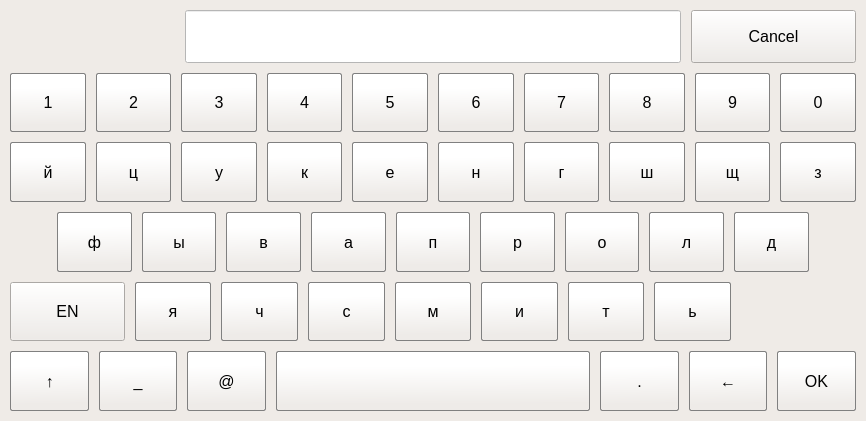
timerke/pyqt_virtual_keyboard, file keyboard/window_keyboard_ru.ui: the form before one commit.
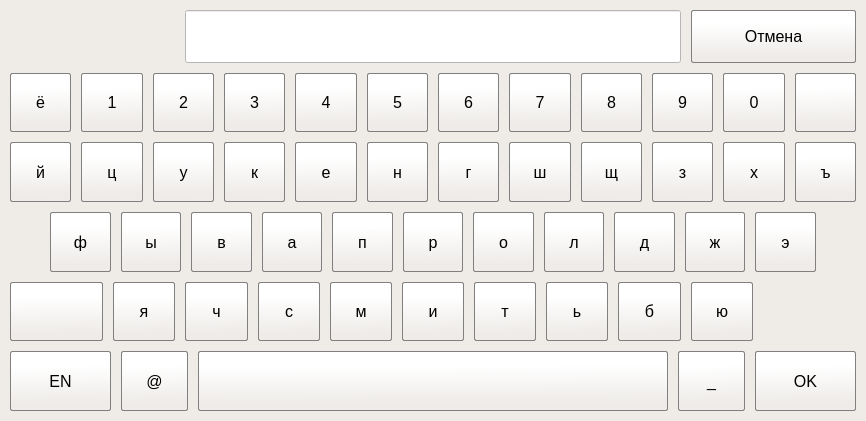
The form after the commit. Icons and pictures are not drawn.

Patch:
```diff
--- a/keyboard/window_keyboard_ru.ui
+++ b/keyboard/window_keyboard_ru.ui
@@ -75,18 +75,62 @@
           <pointsize>12</pointsize>
          </font>
         </property>
+        <property name="styleSheet">
+         <string notr="true">QPushButton
+{
+	background-color: qlineargradient(spread:pad, x1:0.521, y1:0.8925, x2:0.504, y2:0.244227, stop:0.00847458 rgba(238, 235, 232, 255), stop:1 rgba(255, 255, 255, 255));
+	border: 1px solid gray;
+	border-radius: 2px;
+}
+
+QPushButton:pressed 
+{	
+	background-color: rgb(140, 223, 255);
+ }</string>
+        </property>
         <property name="text">
-         <string>Cancel</string>
+         <string>Отмена</string>
         </property>
        </widget>
       </item>
      </layout>
     </item>
     <item>
-     <layout class="QHBoxLayout" name="horizontalLayout_3" stretch="10,10,10,10,10,10,10,10,10,10">
+     <layout class="QHBoxLayout" name="horizontalLayout_3" stretch="10,10,10,10,10,10,10,10,10,10,10,10">
       <property name="spacing">
        <number>10</number>
       </property>
+      <item>
+       <widget class="QPushButton" name="btn_lt_7">
+        <property name="sizePolicy">
+         <sizepolicy hsizetype="Ignored" vsizetype="Ignored">
+          <horstretch>0</horstretch>
+          <verstretch>0</verstretch>
+         </sizepolicy>
+        </property>
+        <property name="font">
+         <font>
+          <pointsize>12</pointsize>
+         </font>
+        </property>
+        <property name="styleSheet">
+         <string notr="true">QPushButton
+{
+	background-color: qlineargradient(spread:pad, x1:0.521, y1:0.8925, x2:0.504, y2:0.244227, stop:0.00847458 rgba(238, 235, 232, 255), stop:1 rgba(255, 255, 255, 255));
+	border: 1px solid gray;
+	border-radius: 2px;
+}
+
+QPushButton:pressed 
+{	
+	background-color: rgb(140, 223, 255);
+ }</string>
+        </property>
+        <property name="text">
+         <string>ё</string>
+        </property>
+       </widget>
+      </item>
       <item>
        <widget class="QPushButton" name="btn_1">
         <property name="sizePolicy">
@@ -397,10 +441,45 @@
         </property>
        </widget>
       </item>
+      <item>
+       <widget class="QPushButton" name="btn_backspace">
+        <property name="sizePolicy">
+         <sizepolicy hsizetype="Ignored" vsizetype="Ignored">
+          <horstretch>0</horstretch>
+          <verstretch>0</verstretch>
+         </sizepolicy>
+        </property>
+        <property name="font">
+         <font>
+          <pointsize>12</pointsize>
+         </font>
+        </property>
+        <property name="styleSheet">
+         <string notr="true">QPushButton
+{
+	background-color: qlineargradient(spread:pad, x1:0.521, y1:0.8925, x2:0.504, y2:0.244227, stop:0.00847458 rgba(238, 235, 232, 255), stop:1 rgba(255, 255, 255, 255));
+	border: 1px solid gray;
+	border-radius: 2px;
+}
+
+QPushButton:pressed 
+{	
+	background-color: rgb(140, 223, 255);
+ }</string>
+        </property>
+        <property name="text">
+         <string/>
+        </property>
+        <property name="icon">
+         <iconset>
+          <normaloff>backspace.png</normaloff>backspace.png</iconset>
+        </property>
+       </widget>
+      </item>
      </layout>
     </item>
     <item>
-     <layout class="QHBoxLayout" name="horizontalLayout" stretch="10,10,10,10,10,10,10,10,10,10">
+     <layout class="QHBoxLayout" name="horizontalLayout" stretch="10,10,10,10,10,10,10,10,10,10,10,10">
       <property name="spacing">
        <number>10</number>
       </property>
@@ -714,10 +793,72 @@
         </property>
        </widget>
       </item>
+      <item>
+       <widget class="QPushButton" name="btn_lt_23">
+        <property name="sizePolicy">
+         <sizepolicy hsizetype="Ignored" vsizetype="Ignored">
+          <horstretch>0</horstretch>
+          <verstretch>0</verstretch>
+         </sizepolicy>
+        </property>
+        <property name="font">
+         <font>
+          <pointsize>12</pointsize>
+         </font>
+        </property>
+        <property name="styleSheet">
+         <string notr="true">QPushButton
+{
+	background-color: qlineargradient(spread:pad, x1:0.521, y1:0.8925, x2:0.504, y2:0.244227, stop:0.00847458 rgba(238, 235, 232, 255), stop:1 rgba(255, 255, 255, 255));
+	border: 1px solid gray;
+	border-radius: 2px;
+}
+
+QPushButton:pressed 
+{	
+	background-color: rgb(140, 223, 255);
+ }</string>
+        </property>
+        <property name="text">
+         <string>х</string>
+        </property>
+       </widget>
+      </item>
+      <item>
+       <widget class="QPushButton" name="btn_lt_28">
+        <property name="sizePolicy">
+         <sizepolicy hsizetype="Ignored" vsizetype="Ignored">
+          <horstretch>0</horstretch>
+          <verstretch>0</verstretch>
+         </sizepolicy>
+        </property>
+        <property name="font">
+         <font>
+          <pointsize>12</pointsize>
+         </font>
+        </property>
+        <property name="styleSheet">
+         <string notr="true">QPushButton
+{
+	background-color: qlineargradient(spread:pad, x1:0.521, y1:0.8925, x2:0.504, y2:0.244227, stop:0.00847458 rgba(238, 235, 232, 255), stop:1 rgba(255, 255, 255, 255));
+	border: 1px solid gray;
+	border-radius: 2px;
+}
+
+QPushButton:pressed 
+{	
+	background-color: rgb(140, 223, 255);
+ }</string>
+        </property>
+        <property name="text">
+         <string>ъ</string>
+        </property>
+       </widget>
+      </item>
      </layout>
     </item>
     <item>
-     <layout class="QHBoxLayout" name="horizontalLayout_2" stretch="5,10,10,10,10,10,10,10,10,10,5">
+     <layout class="QHBoxLayout" name="horizontalLayout_2" stretch="5,10,10,10,10,10,10,10,10,10,10,10,5">
       <property name="spacing">
        <number>10</number>
       </property>
@@ -1003,20 +1144,82 @@
         </property>
        </widget>
       </item>
+      <item>
+       <widget class="QPushButton" name="btn_lt_8">
+        <property name="sizePolicy">
+         <sizepolicy hsizetype="Ignored" vsizetype="Ignored">
+          <horstretch>0</horstretch>
+          <verstretch>0</verstretch>
+         </sizepolicy>
+        </property>
+        <property name="font">
+         <font>
+          <pointsize>12</pointsize>
+         </font>
+        </property>
+        <property name="styleSheet">
+         <string notr="true">QPushButton
+{
+	background-color: qlineargradient(spread:pad, x1:0.521, y1:0.8925, x2:0.504, y2:0.244227, stop:0.00847458 rgba(238, 235, 232, 255), stop:1 rgba(255, 255, 255, 255));
+	border: 1px solid gray;
+	border-radius: 2px;
+}
+
+QPushButton:pressed 
+{	
+	background-color: rgb(140, 223, 255);
+ }</string>
+        </property>
+        <property name="text">
+         <string>ж</string>
+        </property>
+       </widget>
+      </item>
+      <item>
+       <widget class="QPushButton" name="btn_lt_31">
+        <property name="sizePolicy">
+         <sizepolicy hsizetype="Ignored" vsizetype="Ignored">
+          <horstretch>0</horstretch>
+          <verstretch>0</verstretch>
+         </sizepolicy>
+        </property>
+        <property name="font">
+         <font>
+          <pointsize>12</pointsize>
+         </font>
+        </property>
+        <property name="styleSheet">
+         <string notr="true">QPushButton
+{
+	background-color: qlineargradient(spread:pad, x1:0.521, y1:0.8925, x2:0.504, y2:0.244227, stop:0.00847458 rgba(238, 235, 232, 255), stop:1 rgba(255, 255, 255, 255));
+	border: 1px solid gray;
+	border-radius: 2px;
+}
+
+QPushButton:pressed 
+{	
+	background-color: rgb(140, 223, 255);
+ }</string>
+        </property>
+        <property name="text">
+         <string>э</string>
+        </property>
+       </widget>
+      </item>
       <item>
        <widget class="QWidget" name="widget_2" native="true"/>
       </item>
      </layout>
     </item>
     <item>
-     <layout class="QHBoxLayout" name="horizontalLayout_5" stretch="15,10,10,10,10,10,10,10,15">
+     <layout class="QHBoxLayout" name="horizontalLayout_5" stretch="15,10,10,10,10,10,10,10,10,10,15">
       <property name="spacing">
        <number>10</number>
       </property>
       <item>
-       <widget class="QPushButton" name="btn_language">
+       <widget class="QPushButton" name="btn_upper">
         <property name="sizePolicy">
-         <sizepolicy hsizetype="Preferred" vsizetype="Preferred">
+         <sizepolicy hsizetype="Ignored" vsizetype="Ignored">
           <horstretch>0</horstretch>
           <verstretch>0</verstretch>
          </sizepolicy>
@@ -1026,8 +1229,25 @@
           <pointsize>12</pointsize>
          </font>
         </property>
+        <property name="styleSheet">
+         <string notr="true">QPushButton
+{
+	background-color: qlineargradient(spread:pad, x1:0.521, y1:0.8925, x2:0.504, y2:0.244227, stop:0.00847458 rgba(238, 235, 232, 255), stop:1 rgba(255, 255, 255, 255));
+	border: 1px solid gray;
+	border-radius: 2px;
+}
+
+QPushButton:pressed 
+{	
+	background-color: rgb(140, 223, 255);
+ }</string>
+        </property>
         <property name="text">
-         <string>EN</string>
+         <string/>
+        </property>
+        <property name="icon">
+         <iconset>
+          <normaloff>up-arrow.png</normaloff>up-arrow.png</iconset>
         </property>
        </widget>
       </item>
@@ -1248,20 +1468,82 @@
         </property>
        </widget>
       </item>
+      <item>
+       <widget class="QPushButton" name="btn_lt_2">
+        <property name="sizePolicy">
+         <sizepolicy hsizetype="Ignored" vsizetype="Ignored">
+          <horstretch>0</horstretch>
+          <verstretch>0</verstretch>
+         </sizepolicy>
+        </property>
+        <property name="font">
+         <font>
+          <pointsize>12</pointsize>
+         </font>
+        </property>
+        <property name="styleSheet">
+         <string notr="true">QPushButton
+{
+	background-color: qlineargradient(spread:pad, x1:0.521, y1:0.8925, x2:0.504, y2:0.244227, stop:0.00847458 rgba(238, 235, 232, 255), stop:1 rgba(255, 255, 255, 255));
+	border: 1px solid gray;
+	border-radius: 2px;
+}
+
+QPushButton:pressed 
+{	
+	background-color: rgb(140, 223, 255);
+ }</string>
+        </property>
+        <property name="text">
+         <string>б</string>
+        </property>
+       </widget>
+      </item>
+      <item>
+       <widget class="QPushButton" name="btn_lt_32">
+        <property name="sizePolicy">
+         <sizepolicy hsizetype="Ignored" vsizetype="Ignored">
+          <horstretch>0</horstretch>
+          <verstretch>0</verstretch>
+         </sizepolicy>
+        </property>
+        <property name="font">
+         <font>
+          <pointsize>12</pointsize>
+         </font>
+        </property>
+        <property name="styleSheet">
+         <string notr="true">QPushButton
+{
+	background-color: qlineargradient(spread:pad, x1:0.521, y1:0.8925, x2:0.504, y2:0.244227, stop:0.00847458 rgba(238, 235, 232, 255), stop:1 rgba(255, 255, 255, 255));
+	border: 1px solid gray;
+	border-radius: 2px;
+}
+
+QPushButton:pressed 
+{	
+	background-color: rgb(140, 223, 255);
+ }</string>
+        </property>
+        <property name="text">
+         <string>ю</string>
+        </property>
+       </widget>
+      </item>
       <item>
        <widget class="QWidget" name="widget_4" native="true"/>
       </item>
      </layout>
     </item>
     <item>
-     <layout class="QHBoxLayout" name="horizontalLayout_4" stretch="10,10,10,40,10,10,10">
+     <layout class="QHBoxLayout" name="horizontalLayout_4" stretch="15,10,70,10,15">
       <property name="spacing">
        <number>10</number>
       </property>
       <item>
-       <widget class="QPushButton" name="btn_upper">
+       <widget class="QPushButton" name="btn_language">
         <property name="sizePolicy">
-         <sizepolicy hsizetype="Ignored" vsizetype="Ignored">
+         <sizepolicy hsizetype="Preferred" vsizetype="Preferred">
           <horstretch>0</horstretch>
           <verstretch>0</verstretch>
          </sizepolicy>
@@ -1285,38 +1567,7 @@
  }</string>
         </property>
         <property name="text">
-         <string>↑</string>
-        </property>
-       </widget>
-      </item>
-      <item>
-       <widget class="QPushButton" name="btn_underscore">
-        <property name="sizePolicy">
-         <sizepolicy hsizetype="Ignored" vsizetype="Ignored">
-          <horstretch>0</horstretch>
-          <verstretch>0</verstretch>
-         </sizepolicy>
-        </property>
-        <property name="font">
-         <font>
-          <pointsize>12</pointsize>
-         </font>
-        </property>
-        <property name="styleSheet">
-         <string notr="true">QPushButton
-{
-	background-color: qlineargradient(spread:pad, x1:0.521, y1:0.8925, x2:0.504, y2:0.244227, stop:0.00847458 rgba(238, 235, 232, 255), stop:1 rgba(255, 255, 255, 255));
-	border: 1px solid gray;
-	border-radius: 2px;
-}
-
-QPushButton:pressed 
-{	
-	background-color: rgb(140, 223, 255);
- }</string>
-        </property>
-        <property name="text">
-         <string>_</string>
+         <string>EN</string>
         </property>
        </widget>
       </item>
@@ -1378,12 +1629,12 @@
  }</string>
         </property>
         <property name="text">
-         <string/>
+         <string> </string>
         </property>
        </widget>
       </item>
       <item>
-       <widget class="QPushButton" name="btn_period">
+       <widget class="QPushButton" name="btn_underscore">
         <property name="sizePolicy">
          <sizepolicy hsizetype="Ignored" vsizetype="Ignored">
           <horstretch>0</horstretch>
@@ -1409,38 +1660,7 @@
  }</string>
         </property>
         <property name="text">
-         <string>.</string>
-        </property>
-       </widget>
-      </item>
-      <item>
-       <widget class="QPushButton" name="btn_backspace">
-        <property name="sizePolicy">
-         <sizepolicy hsizetype="Ignored" vsizetype="Ignored">
-          <horstretch>0</horstretch>
-          <verstretch>0</verstretch>
-         </sizepolicy>
-        </property>
-        <property name="font">
-         <font>
-          <pointsize>12</pointsize>
-         </font>
-        </property>
-        <property name="styleSheet">
-         <string notr="true">QPushButton
-{
-	background-color: qlineargradient(spread:pad, x1:0.521, y1:0.8925, x2:0.504, y2:0.244227, stop:0.00847458 rgba(238, 235, 232, 255), stop:1 rgba(255, 255, 255, 255));
-	border: 1px solid gray;
-	border-radius: 2px;
-}
-
-QPushButton:pressed 
-{	
-	background-color: rgb(140, 223, 255);
- }</string>
-        </property>
-        <property name="text">
-         <string>←</string>
+         <string>_</string>
         </property>
        </widget>
       </item>
```
